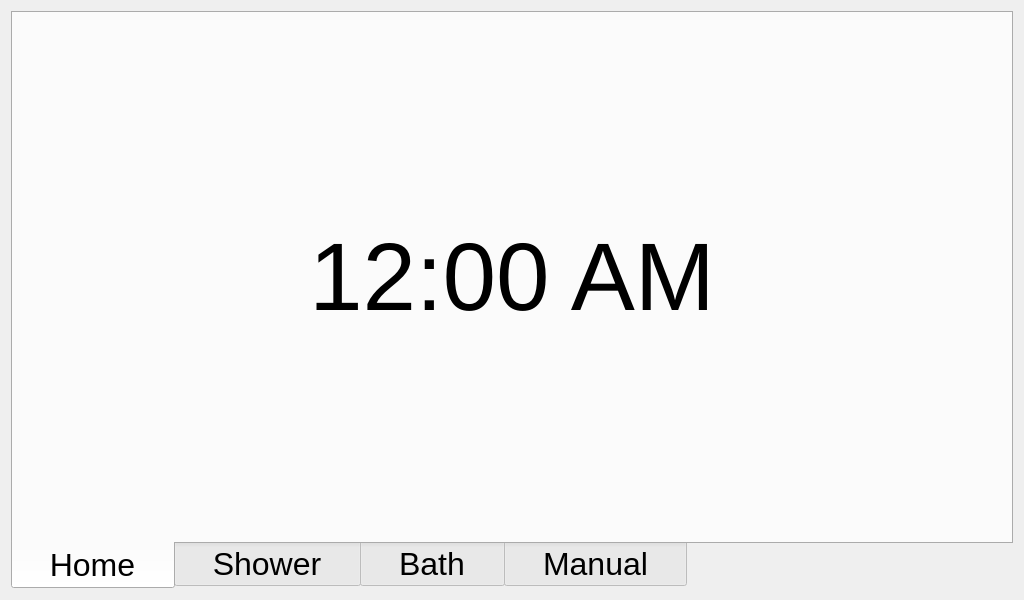
Old version of the form mainwindow.ui in the repository Maeyanie/showercap.
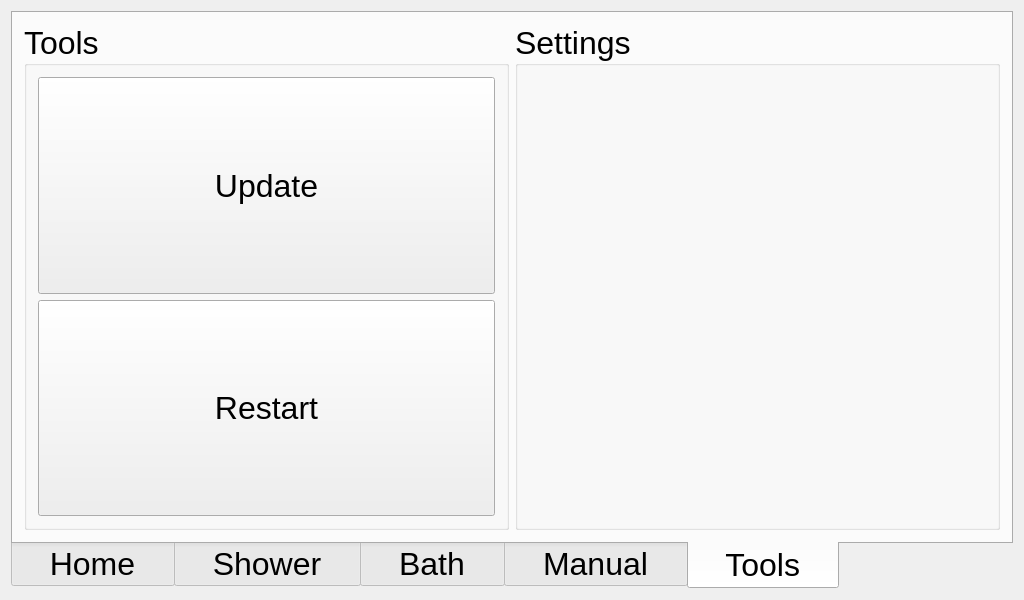
New version of the form.

Commit message: Start on Tools tab, including (basic) update and restart functions. Update is temporary and should be replaced once we switch to deploying a package manager rather than compiling from git.

Diff of the .ui file:
```diff
--- a/mainwindow.ui
+++ b/mainwindow.ui
@@ -35,7 +35,7 @@
        <enum>QTabWidget::Rounded</enum>
       </property>
       <property name="currentIndex">
-       <number>0</number>
+       <number>4</number>
       </property>
       <widget class="QWidget" name="tabHome">
        <attribute name="title">
@@ -723,6 +723,55 @@
         </property>
        </widget>
       </widget>
+      <widget class="QWidget" name="tab">
+       <attribute name="title">
+        <string>   Tools   </string>
+       </attribute>
+       <layout class="QHBoxLayout" name="horizontalLayout">
+        <item>
+         <widget class="QGroupBox" name="groupBox">
+          <property name="title">
+           <string>Tools</string>
+          </property>
+          <layout class="QGridLayout" name="gridLayout_2">
+           <item row="1" column="0">
+            <widget class="QPushButton" name="restartButton">
+             <property name="sizePolicy">
+              <sizepolicy hsizetype="Minimum" vsizetype="Minimum">
+               <horstretch>0</horstretch>
+               <verstretch>0</verstretch>
+              </sizepolicy>
+             </property>
+             <property name="text">
+              <string>Restart</string>
+             </property>
+            </widget>
+           </item>
+           <item row="0" column="0">
+            <widget class="QPushButton" name="updateButton">
+             <property name="sizePolicy">
+              <sizepolicy hsizetype="Minimum" vsizetype="Minimum">
+               <horstretch>0</horstretch>
+               <verstretch>0</verstretch>
+              </sizepolicy>
+             </property>
+             <property name="text">
+              <string>Update</string>
+             </property>
+            </widget>
+           </item>
+          </layout>
+         </widget>
+        </item>
+        <item>
+         <widget class="QGroupBox" name="groupBox_2">
+          <property name="title">
+           <string>Settings</string>
+          </property>
+         </widget>
+        </item>
+       </layout>
+      </widget>
      </widget>
     </item>
    </layout>
```
The commit also changes 5 other files.
